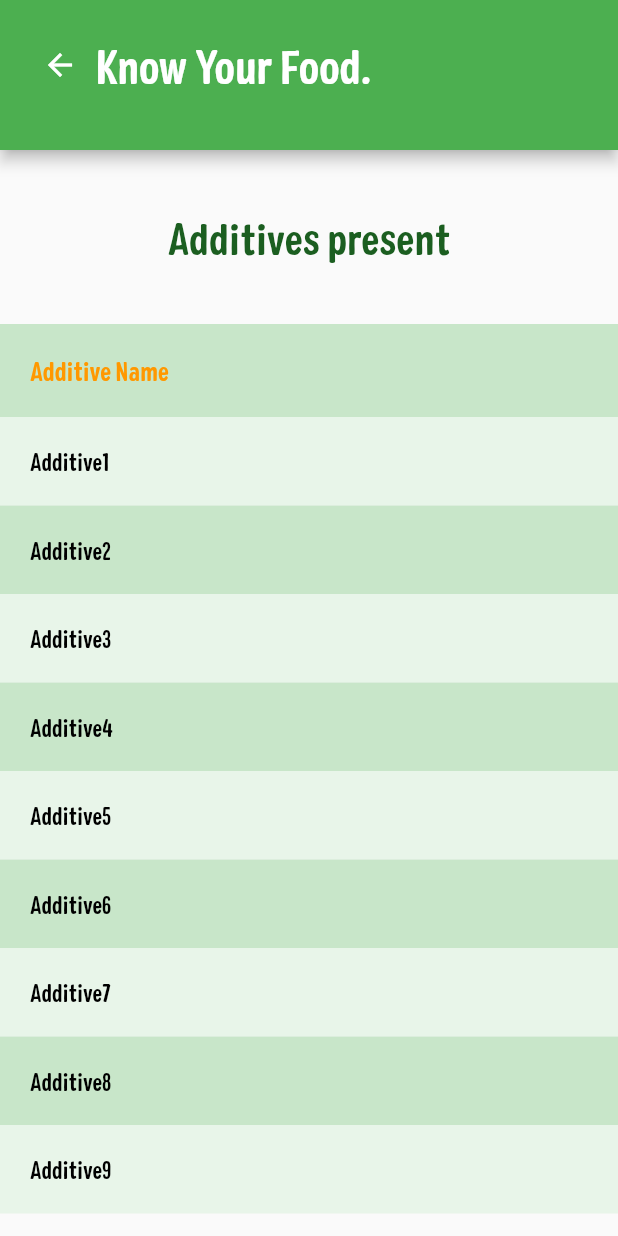
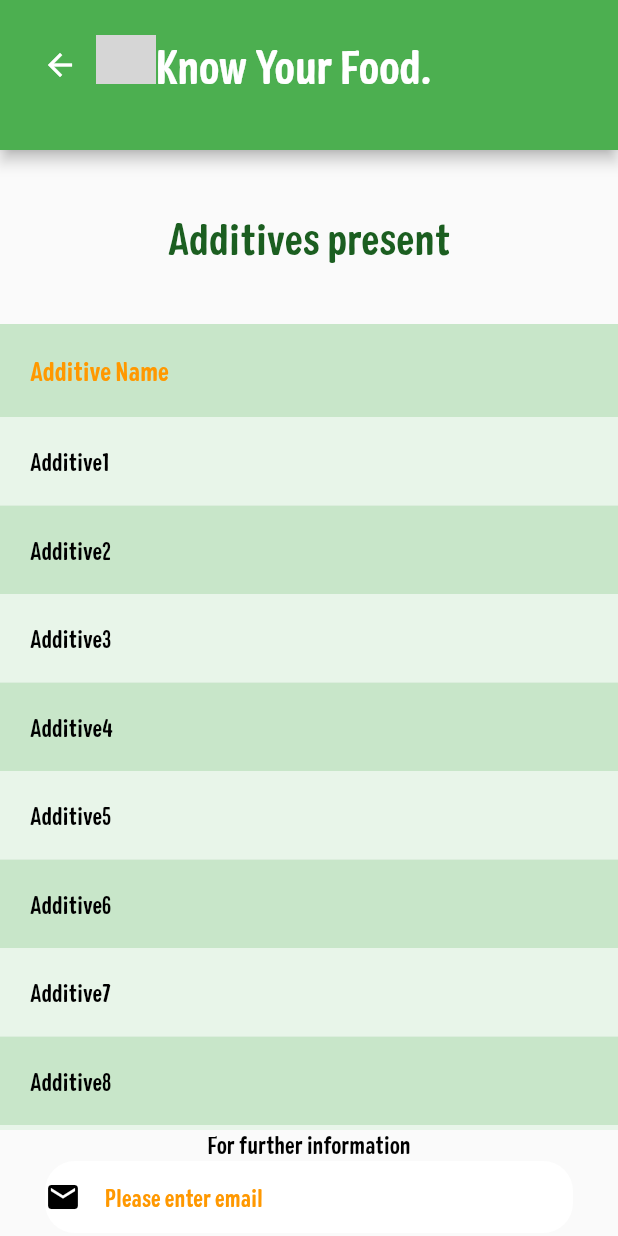
Before and after one commit to giritlgc/wtf_public, a Flutter app: the AdditivePage screen opened directly, on a phone screen of 412 x 824 dp. Run offline on Flutter 3.47's test engine with Material 2 defaults, Android fonts, the phone set to English and light mode, and no system bars; our stand-ins replace cloud_firestore, dio, firebase_core, flutter_spinkit, image_picker; accounts and stored records are empty; grey boxes are pictures that could not be loaded.

```diff
--- a/lib/additives.dart
+++ b/lib/additives.dart
@@ -1,3 +1,5 @@
+import 'package:cloud_firestore/cloud_firestore.dart';
+import 'package:dio/dio.dart';
 import 'package:flutter/material.dart';
 
 
@@ -10,6 +12,71 @@ class AdditivePage extends StatefulWidget {
 
 class _AdditivePageState extends State<AdditivePage> {
 
+ final databaseReference = FirebaseFirestore.instance;
+ bool _valid = true;
+
+ TextEditingController _textController = new TextEditingController();
+  FocusNode _textFocus = new FocusNode();
+
+  @override
+  void initState() {
+    super.initState();
+
+    _textFocus.addListener(onChange);
+  }
+
+  Future<void> onChange() async {
+    String text = _textController.text;
+    bool hasFocus = _textFocus.hasFocus;
+    //do your text transforming
+    if(!hasFocus && _valid){
+      print(text);
+      await databaseReference.collection("emailData")
+        .add({
+          'email':text,
+          'timeStamp': DateTime.now()
+        }).then((response) {
+      showAlertDialog(context, "Successfully submitted");
+    }).timeout(Duration(seconds:10)).catchError((error) {
+      print(error);
+    });
+      _textController.text = '';
+    }
+  }
+
+
+  bool validateEmail(String value) {
+  Pattern pattern =
+      r'^(([^<>()[\]\\.,;:\s@\"]+(\.[^<>()[\]\\.,;:\s@\"]+)*)|(\".+\"))@((\[[0-9]{1,3}\.[0-9]{1,3}\.[0-9]{1,3}\.[0-9]{1,3}\])|(([a-zA-Z\-0-9]+\.)+[a-zA-Z]{2,}))$';
+  RegExp regex = new RegExp(pattern);
+  return (!regex.hasMatch(value)) ? false : true;
+}
+
+
+ showAlertDialog(BuildContext context, String message) {
+  // Create button
+  Widget okButton = FlatButton(
+    child: Text("OK"),
+    onPressed: () {
+      Navigator.of(context).pop();
+    },
+  );
+
+
+  // show the dialog
+  showDialog(
+    context: context,
+    builder: (BuildContext context) {
+      return AlertDialog(
+    title: Text("Email"),
+    content: Text(message),
+    actions: [
+      okButton,
+    ],
+  );
+    },
+  );
+}
 
 
   @override
@@ -30,6 +97,12 @@ class _AdditivePageState extends State<AdditivePage> {
            onPressed: ()=>{
              Navigator.pop(context)
            },),
+           Image.asset(
+                'images/charaka.png',
+                width: 40,
+                height: 40,
+                fit: BoxFit.cover,
+            ),
           Text("Know Your Food.",
           style: TextStyle(
            fontSize: 32,
@@ -58,7 +131,64 @@ class _AdditivePageState extends State<AdditivePage> {
           child:ListView(
             children:buildList(widget.dataList),
           )
-        )
+        ),
+         Container(
+           child: Text("For further information",
+           style:  TextStyle(
+                     color: Colors.black,
+                     fontSize: 16,
+                   ),
+           ),
+         ),
+         Container(
+              margin: EdgeInsets.symmetric(horizontal:30.0,vertical:2.0),
+              decoration: BoxDecoration(
+              color: Colors.white,
+              borderRadius:BorderRadius.all(Radius.circular(20.0)),
+
+
+              ),
+              child:TextFormField(
+                controller: _textController,
+                focusNode: _textFocus,
+                decoration:_valid? InputDecoration(
+                  border: InputBorder.none,
+                   hintText:"Please enter email",
+                   hintStyle: TextStyle(
+                     color: Colors.orange,
+                     fontSize: 16,
+                   ),
+                   icon: Icon(Icons.email,color: Colors.black)
+
+                ):
+                InputDecoration(
+                  enabledBorder: OutlineInputBorder(
+                    borderRadius: BorderRadius.circular(25.0),
+                    borderSide: BorderSide(
+                    color: Colors.red,
+                  ),
+                  ),
+                   labelText:"invalid email",
+                   labelStyle: TextStyle(
+                     color: Colors.red,
+                     fontSize: 12
+                   ),
+                   hintStyle: TextStyle(
+                     color: Colors.orange,
+                     fontSize: 16,
+                   ),
+                   icon: Icon(Icons.email,color: Colors.black)
+
+                ),
+                onChanged: (text){
+                  setState(() {
+                    _valid = validateEmail(text);
+                  });
+
+                },
+              )
+            ),
+
         ]
       )
     );
--- a/pubspec.yaml
+++ b/pubspec.yaml
@@ -58,8 +58,8 @@ flutter:
   uses-material-design: true
 
   # To add assets to your application, add an assets section, like this:
-  # assets:
-  #   - images/a_dot_burr.jpeg
+  assets:
+    - images/charaka.png
   #   - images/a_dot_ham.jpeg
 
   # An image asset can refer to one or more resolution-specific "variants", see
```
Also changed, not shown: lib/search_page.dart (+68 -11 lines), 1 other file.
